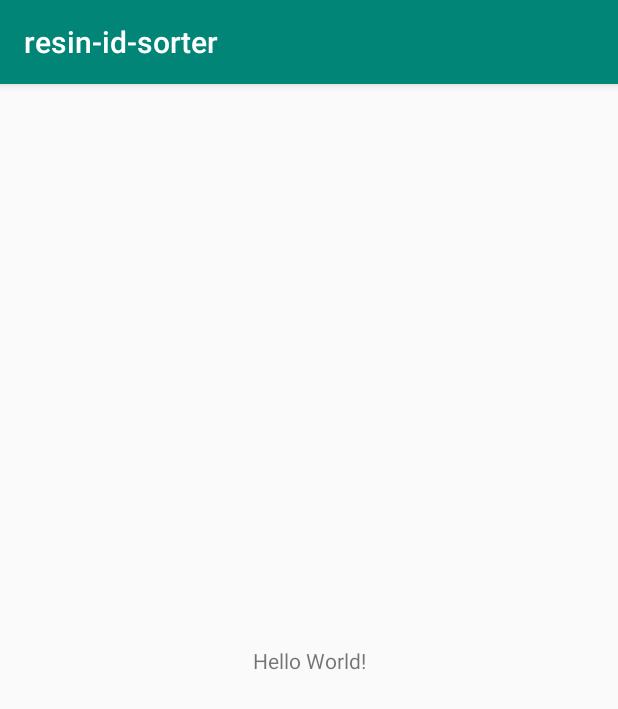
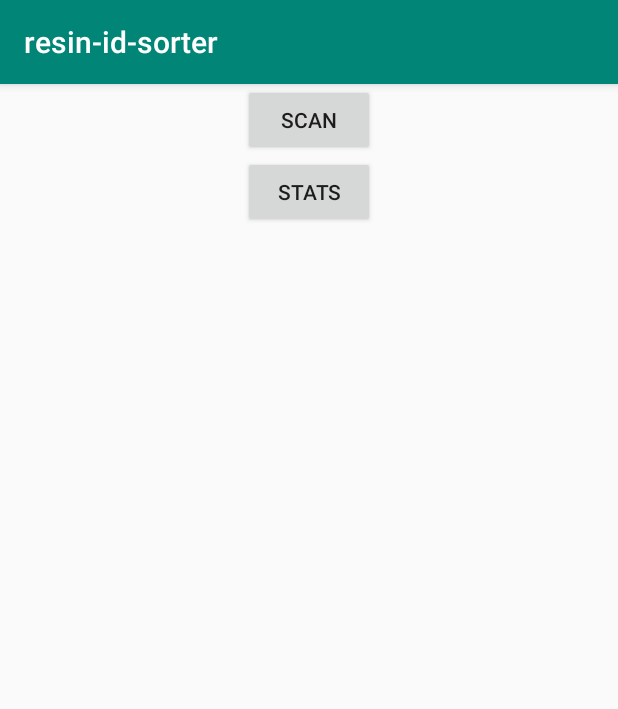
Before and after one commit to dhs43/resin-id-sorter, an Android app: the screen it shows after launch (MainActivity), on a phone screen of 412 x 824 dp. Shown: the top 709 px of the screen. Run offline under Robolectric (Android 15) with nearby library versions, the phone set to English and light mode, and no system bars.

Commit message:
Created skeleton for UI

```diff
--- a/app/src/main/AndroidManifest.xml
+++ b/app/src/main/AndroidManifest.xml
@@ -16,6 +16,12 @@
                 <category android:name="android.intent.category.LAUNCHER" />
             </intent-filter>
         </activity>
+        <activity android:name=".ScanActivity" >
+        </activity>
+        <activity android:name=".StatsActivity" >
+        </activity>
+        <activity android:name=".ResultActivity" >
+        </activity>
     </application>
 
 </manifest>
--- a/app/src/main/java/com/example/resin_id_sorter/MainActivity.java
+++ b/app/src/main/java/com/example/resin_id_sorter/MainActivity.java
@@ -2,6 +2,11 @@ package com.example.resin_id_sorter;
 
 import androidx.appcompat.app.AppCompatActivity;
 import android.os.Bundle;
+import android.widget.Button;
+import android.view.View;
+import android.content.Intent;
+
+
 
 public class MainActivity extends AppCompatActivity {
 
@@ -9,5 +14,24 @@ public class MainActivity extends AppCompatActivity {
     protected void onCreate(Bundle savedInstanceState) {
         super.onCreate(savedInstanceState);
         setContentView(R.layout.activity_main);
+
+        Button btn1 = (Button)findViewById(R.id.button_scan);
+        Button btn2 = (Button)findViewById(R.id.button_stats);
+
+        btn1.setOnClickListener(new View.OnClickListener() {
+            @Override
+            public void onClick(View v) {
+                startActivity(new Intent(MainActivity.this, ScanActivity.class));
+            }
+        });
+
+        btn2.setOnClickListener(new View.OnClickListener() {
+            @Override
+            public void onClick(View v) {
+                startActivity(new Intent(MainActivity.this, StatsActivity.class));
+            }
+        });
     }
+
+
 }
--- a/app/src/main/res/layout/activity_main.xml
+++ b/app/src/main/res/layout/activity_main.xml
@@ -1,19 +1,25 @@
 <?xml version="1.0" encoding="utf-8"?>
-<androidx.constraintlayout.widget.ConstraintLayout
+<RelativeLayout
     xmlns:android="http://schemas.android.com/apk/res/android"
     xmlns:tools="http://schemas.android.com/tools"
-    xmlns:app="http://schemas.android.com/apk/res-auto"
     android:layout_width="match_parent"
     android:layout_height="match_parent"
     tools:context=".MainActivity">
 
-    <TextView
+    <Button
+        android:id="@+id/button_scan"
         android:layout_width="wrap_content"
         android:layout_height="wrap_content"
-        android:text="Hello World!"
-        app:layout_constraintBottom_toBottomOf="parent"
-        app:layout_constraintLeft_toLeftOf="parent"
-        app:layout_constraintRight_toRightOf="parent"
-        app:layout_constraintTop_toTopOf="parent" />
+        android:layout_centerHorizontal="true"
+        android:text="Scan" />
+    <Button
+        android:id="@+id/button_stats"
+        android:layout_width="wrap_content"
+        android:layout_height="wrap_content"
+        android:layout_centerHorizontal="true"
+        android:layout_below="@+id/button_scan"
+        android:text="Stats" />
 
-</androidx.constraintlayout.widget.ConstraintLayout>
+
+
+</RelativeLayout>
```
